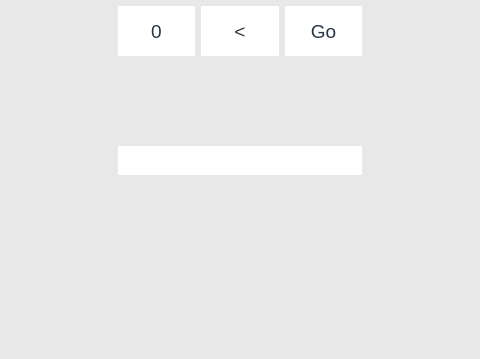
joshuawootonn/time-track, file Source/Time-Track/mainform.ui: the form before one commit; both pictures show x 400 to 880 and y 361 to 720 of the 1280 by 720 pixel window.
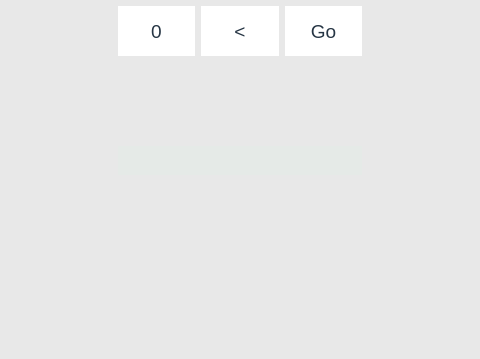
The form after the commit. The open tabs and pages were chosen to show the change.

```diff
--- a/Source/Time-Track/mainform.ui
+++ b/Source/Time-Track/mainform.ui
@@ -180,6 +180,15 @@
 color:#263544;
 
 }
+QPushButton#basicPageConnect{
+padding:3px;
+border:none;
+background-color:#E5EAE7;
+}
+QPushButton#basicPageConnect:hover,QPushButton#basicPageConnect:hover{
+background-color:#ECEFED;
+}
+
 
 </string>
       </property>
```
Left out of the diff: 22 changed lines with no effect on the pictures.
